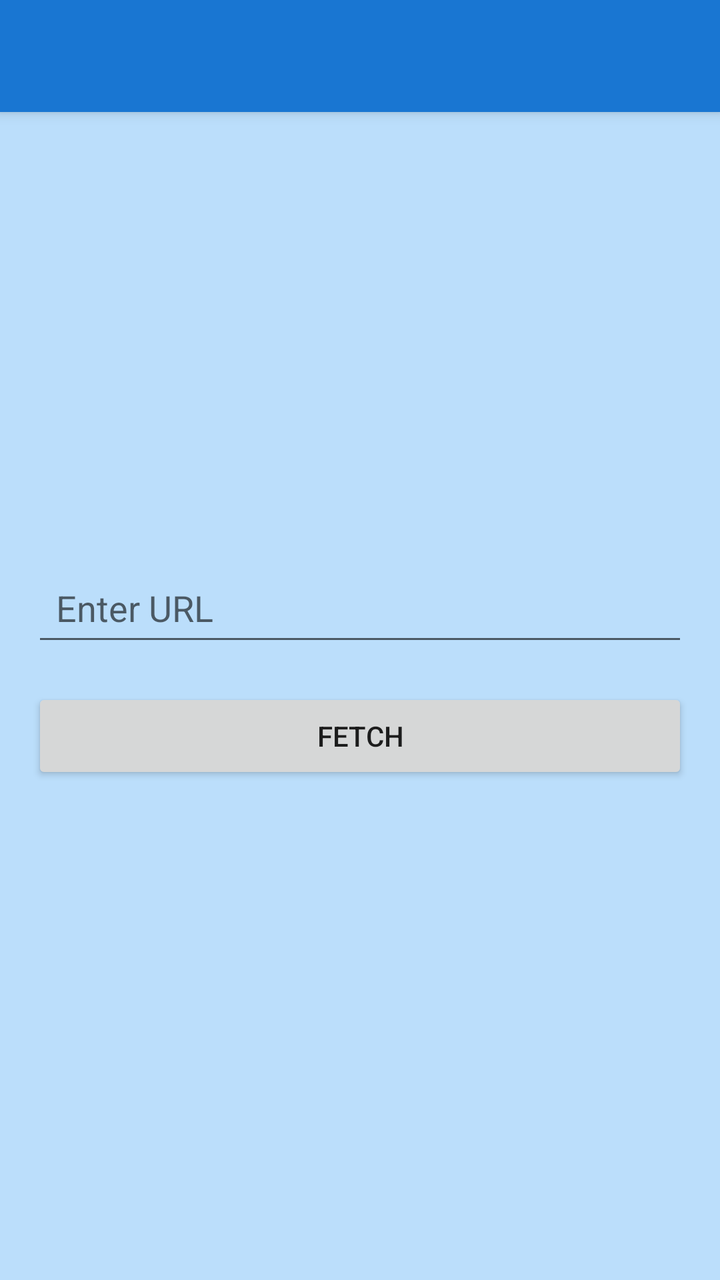
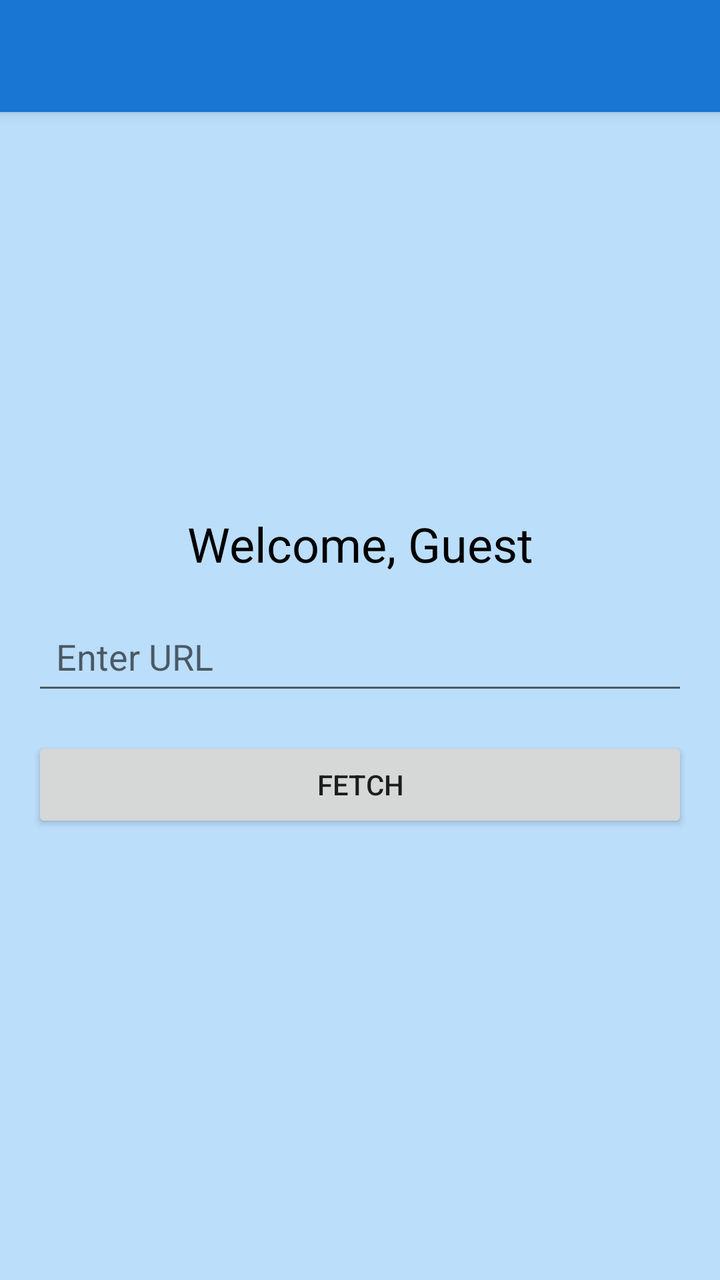

Screens rendered from an Android XML layout before and after an edit, with the pre-edit source and the edit as a unified diff.
<!-- AndroidManifest.xml: application theme Theme.AppTheme -->
<!-- res/layout/activity_fetch.xml -->
<?xml version="1.0" encoding="utf-8"?>
<androidx.coordinatorlayout.widget.CoordinatorLayout
    xmlns:android="http://schemas.android.com/apk/res/android"
    xmlns:app="http://schemas.android.com/apk/res-auto"
    android:layout_width="match_parent"
    android:layout_height="match_parent"
    android:background="@color/blue_100">

    
    <com.google.android.material.appbar.AppBarLayout
        android:layout_width="match_parent"
        android:layout_height="wrap_content"
        android:theme="@style/ThemeOverlay.MaterialComponents.ActionBar">

        <androidx.appcompat.widget.Toolbar
            android:id="@+id/toolbar"
            android:layout_width="match_parent"
            android:layout_height="?attr/actionBarSize"
            android:background="@color/blue_700"
            android:title="Fetch Images"
            android:titleTextColor="@android:color/white"
            app:popupTheme="@style/ThemeOverlay.MaterialComponents.Light" />
    </com.google.android.material.appbar.AppBarLayout>

    <ScrollView
        android:layout_width="match_parent"
        android:layout_height="match_parent"
        android:fillViewport="true"
        android:layout_marginTop="?attr/actionBarSize"
        android:padding="16dp">

        <LinearLayout
            android:layout_width="match_parent"
            android:layout_height="wrap_content"
            android:orientation="vertical"
            android:gravity="center">

            <EditText
                android:id="@+id/urlEditText"
                android:layout_width="match_parent"
                android:layout_height="wrap_content"
                android:hint="Enter URL"
                android:padding="12dp"
                android:layout_marginBottom="16dp" />

            <Button
                android:id="@+id/fetchButton"
                android:layout_width="match_parent"
                android:layout_height="wrap_content"
                android:text="Fetch"
                android:layout_marginBottom="16dp" />

            <TextView
                android:id="@+id/progressTextView"
                android:layout_width="wrap_content"
                android:layout_height="wrap_content"
                android:text="Downloading..."
                android:visibility="gone"
                android:layout_marginBottom="16dp" />

            <ProgressBar
                android:id="@+id/progressBar"
                android:layout_width="match_parent"
                android:layout_height="wrap_content"
                android:visibility="gone"
                style="@android:style/Widget.ProgressBar.Horizontal"
                android:progress="0"
                android:max="100"
                android:layout_marginBottom="8dp" />

            <TextView
                android:id="@+id/progressPercentageTextView"
                android:layout_width="wrap_content"
                android:layout_height="wrap_content"
                android:text="0%"
                android:visibility="gone"
                android:layout_marginBottom="16dp"
                android:textSize="16sp"
                android:textColor="@android:color/black"
                android:gravity="center" />

            <TextView
                android:id="@+id/selectionTextView"
                android:layout_width="match_parent"
                android:layout_height="wrap_content"
                android:layout_marginBottom="8dp"
                android:text="Image 0 of 6 selected"
                android:visibility="gone"
                android:textSize="16sp"
                android:textColor="@android:color/black"
                android:gravity="center" />

            <androidx.recyclerview.widget.RecyclerView
                android:id="@+id/imagesRecyclerView"
                android:layout_width="match_parent"
                android:layout_height="wrap_content"
                android:layout_marginTop="8dp" />

            <Button
                android:id="@+id/playButton"
                android:layout_width="match_parent"
                android:layout_height="wrap_content"
                android:text="Play"
                android:layout_marginVertical="16dp"
                android:visibility="gone"
                android:enabled="false" />
        </LinearLayout>
    </ScrollView>
</androidx.coordinatorlayout.widget.CoordinatorLayout>
<!-- resources referenced by this layout -->
<resources>
  <color name="blue_100">#BBDEFB</color>
  <color name="blue_700">#1976D2</color>
  <style name="Theme.AppTheme" parent="Theme.MaterialComponents.DayNight.NoActionBar">
          
          <item name="colorPrimary">@color/blue_700</item>
          <item name="colorPrimaryVariant">@color/blue_100</item>
          <item name="colorOnPrimary">@android:color/white</item>
          <item name="colorSecondary">@color/blue_700</item>
      </style>
</resources>

<!-- the commit's change to res/layout/activity_fetch.xml (unified diff, before → after) -->
@@ -34,6 +34,16 @@
             android:layout_height="wrap_content"
             android:orientation="vertical"
             android:gravity="center">
+
+            <TextView
+                android:id="@+id/welcomeTextView"
+                android:layout_width="match_parent"
+                android:layout_height="wrap_content"
+                android:text="Welcome, Guest"
+                android:textSize="24sp"
+                android:textColor="@android:color/black"
+                android:gravity="center"
+                android:layout_marginBottom="16dp" />
 
             <EditText
                 android:id="@+id/urlEditText"
